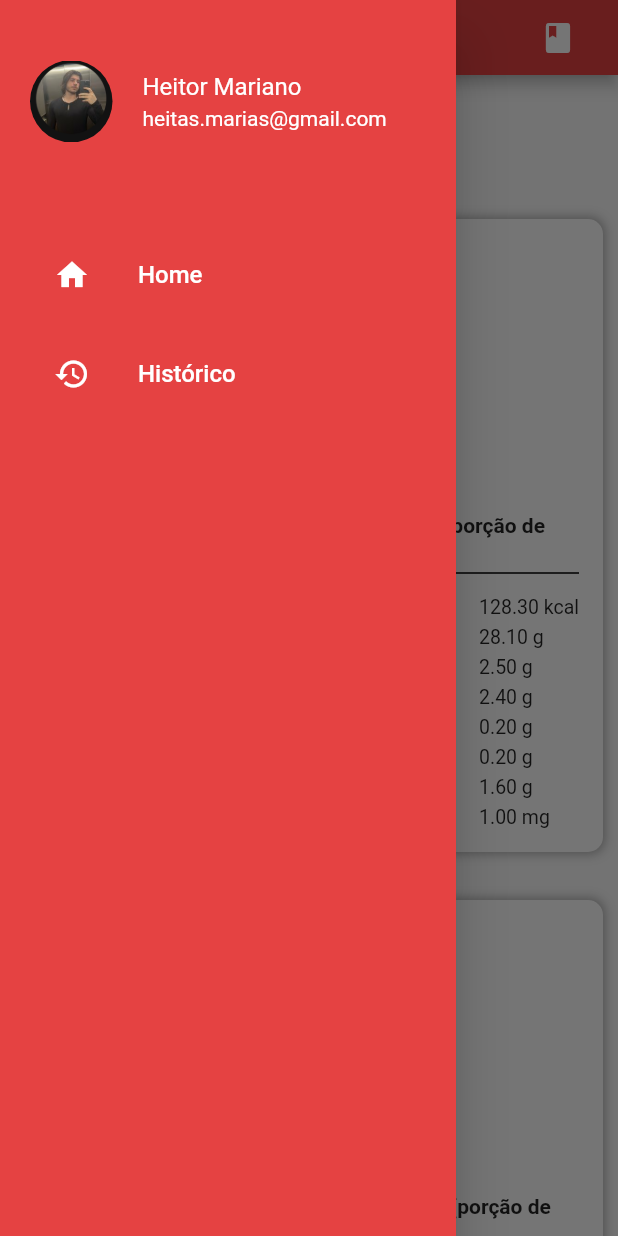
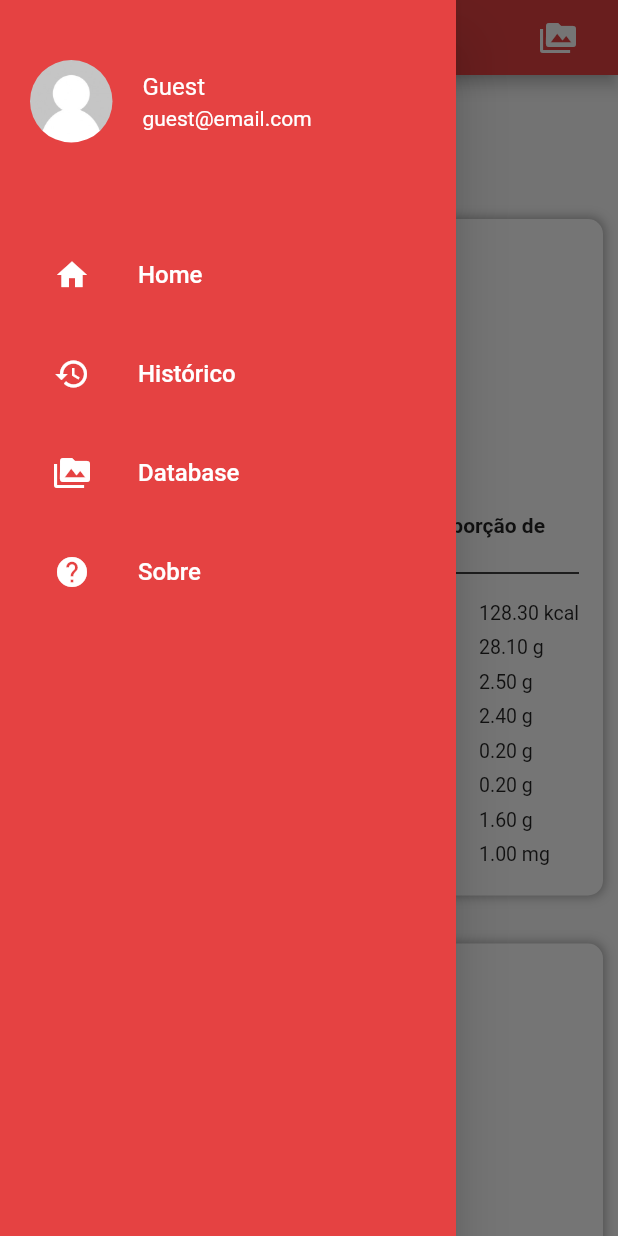
Before and after one commit to enzosakamoto/nutri-app, a Flutter app: the Datapage screen opened directly, with the side drawer open, on a phone screen of 412 x 824 dp. Run offline on Flutter 3.47's test engine with Material 2 defaults, Android fonts, the phone set to English and light mode, and no system bars.

Commit message:
melhorias em geral

```diff
--- a/lib/app.dart
+++ b/lib/app.dart
@@ -1,4 +1,5 @@
 import 'package:flutter/material.dart';
+import 'package:nutri_app/helppage/helppage.dart';
 import 'package:nutri_app/homepage/pages/homepage.dart';
 
 class MyApp extends StatelessWidget {
@@ -9,7 +10,7 @@ class MyApp extends StatelessWidget {
     return const MaterialApp(
       debugShowCheckedModeBanner: false,
       title: 'Nutri App',
-      home: Homepage(),
+      home: Helppage(),
     );
   }
 }
--- a/lib/database/singleton/usuario_singleton.dart
+++ b/lib/database/singleton/usuario_singleton.dart
@@ -3,9 +3,9 @@
 import 'package:nutri_app/database/modules/alimento/alimento.dart';
 
 class UsuarioSingleton {
-  final nome = 'Heitor Mariano';
-  final email = 'heitas.marias@gmail.com';
-  final avatar = 'assets/images/heitor.png';
+  final nome = 'Guest';
+  final email = 'guest@email.com';
+  final avatar = 'assets/images/guest.png';
   late List<Alimento> alimentos = [];
   late List<double> listaGramas = [];
 
--- a/lib/datapage/pages/datapage.dart
+++ b/lib/datapage/pages/datapage.dart
@@ -1,5 +1,6 @@
 import 'package:flutter/material.dart';
 import 'package:nutri_app/database/repository_mock/repository_mock.dart';
+import 'package:nutri_app/shared/themes/text_styles.dart';
 import 'package:nutri_app/shared/widgets/appbar_widget.dart';
 import 'package:nutri_app/shared/widgets/drawer_widget.dart';
 import 'package:nutri_app/shared/widgets/icon_back_widget.dart';
@@ -43,9 +44,7 @@ class Datapage extends StatelessWidget {
             child: Center(
               child: Text(
                 'Todos os dados foram obtidos por fontes externas (Tabela TACO, MyFitnessPal e entre outros).',
-                style: TextStyle(
-                  fontWeight: FontWeight.bold,
-                ),
+                style: AppTextStyles.bold,
                 textAlign: TextAlign.center,
               ),
             ),
--- a/lib/homepage/widgets/floating_button_widget.dart
+++ b/lib/homepage/widgets/floating_button_widget.dart
@@ -0,0 +1 @@
+// Botão para adicionar um novo alimento na database do app
--- a/lib/shared/themes/text_styles.dart
+++ b/lib/shared/themes/text_styles.dart
@@ -4,4 +4,8 @@ class AppTextStyles {
   static const titulosBold =
       TextStyle(fontSize: 14, fontWeight: FontWeight.bold);
   static const normal = TextStyle(fontSize: 13);
+  static const normal15 = TextStyle(fontSize: 15);
+  static const texto18bold =
+      TextStyle(fontSize: 18, fontWeight: FontWeight.bold);
+  static const bold = TextStyle(fontWeight: FontWeight.bold);
 }
--- a/lib/shared/widgets/categorias_widget.dart
+++ b/lib/shared/widgets/categorias_widget.dart
@@ -6,70 +6,30 @@ class CategoriasTabelaWidget extends StatelessWidget {
 
   @override
   Widget build(BuildContext context) {
+    List<String> categorias = [
+      'Valor Energético',
+      'Carboidratos',
+      'Proteínas',
+      'Gorduras Totais',
+      'Gorduras Saturadas',
+      'Gorduras Trans',
+      'Fibras',
+      'Sódio',
+    ];
     return Flexible(
       child: Column(
         crossAxisAlignment: CrossAxisAlignment.start,
-        children: const [
-          Text(
-            'Valor Energético',
-            style: AppTextStyles.normal,
-            overflow: TextOverflow.ellipsis,
-          ),
-          SizedBox(
-            height: 5,
-          ),
-          Text(
-            'Carboidratos',
-            style: AppTextStyles.normal,
-            overflow: TextOverflow.ellipsis,
-          ),
-          SizedBox(
-            height: 5,
-          ),
-          Text(
-            'Proteínas',
-            style: AppTextStyles.normal,
-            overflow: TextOverflow.ellipsis,
-          ),
-          SizedBox(
-            height: 5,
-          ),
-          Text(
-            'Gorduras Totais',
-            style: AppTextStyles.normal,
-            overflow: TextOverflow.ellipsis,
-          ),
-          SizedBox(
-            height: 5,
-          ),
-          Text(
-            'Gorduras Saturadas',
-            style: AppTextStyles.normal,
-            overflow: TextOverflow.ellipsis,
-          ),
-          SizedBox(
-            height: 5,
-          ),
-          Text(
-            'Gorduras Trans',
-            style: AppTextStyles.normal,
-            overflow: TextOverflow.ellipsis,
-          ),
-          SizedBox(
-            height: 5,
-          ),
-          Text(
-            'Fibras',
-            style: AppTextStyles.normal,
-            overflow: TextOverflow.ellipsis,
-          ),
-          SizedBox(
-            height: 5,
-          ),
-          Text(
-            'Sódio',
-            style: AppTextStyles.normal,
-            overflow: TextOverflow.ellipsis,
+        children: [
+          ListView.builder(
+            shrinkWrap: true,
+            itemBuilder: (context, index) => Padding(
+                padding: const EdgeInsets.symmetric(vertical: 4),
+                child: Text(
+                  categorias[index],
+                  style: AppTextStyles.normal,
+                  overflow: TextOverflow.ellipsis,
+                )),
+            itemCount: categorias.length,
           ),
         ],
       ),
--- a/lib/shared/widgets/drawer_widget.dart
+++ b/lib/shared/widgets/drawer_widget.dart
@@ -11,6 +11,18 @@ class DrawerWidget extends StatelessWidget {
   @override
   Widget build(BuildContext context) {
     UsuarioSingleton usuario = UsuarioSingleton();
+    List<String> categoriasDrawer = [
+      'Home',
+      'Histórico',
+      'Database',
+      'Sobre',
+    ];
+    List<IconData> icones = [
+      Icons.home,
+      Icons.history,
+      Icons.perm_media,
+      Icons.help,
+    ];
     return Drawer(
       child: Material(
         color: AppColors.salmao,
@@ -28,30 +40,23 @@ class DrawerWidget extends StatelessWidget {
             const SizedBox(
               height: 20,
             ),
-            Container(
+            ListView.builder(
+              shrinkWrap: true,
+              itemBuilder: (context, index) => Container(
                 padding: const EdgeInsets.symmetric(horizontal: 20),
                 child: Column(
                   children: [
                     menuItemWidget(
-                      texto: 'Home',
-                      icone: Icons.home,
-                      onClicked: () => selectedItem(context, 0)),
+                        texto: categoriasDrawer[index],
+                        icone: icones[index],
+                        onClicked: () => selectedItem(context, index)),
+                    const SizedBox(
+                      height: 10,
+                    ),
                   ],
                 ),
               ),
-            const SizedBox(
-              height: 10,
-            ),
-            Container(
-              padding: const EdgeInsets.symmetric(horizontal: 20),
-              child: Column(
-                children: [
-                  menuItemWidget(
-                      texto: 'Histórico',
-                      icone: Icons.history,
-                      onClicked: () => selectedItem(context, 1)),
-                ],
-              ),
+              itemCount: categoriasDrawer.length,
             ),
           ],
         ),
--- a/lib/shared/widgets/icon_data_widget.dart
+++ b/lib/shared/widgets/icon_data_widget.dart
@@ -12,6 +12,6 @@ class DataIconWidget extends StatelessWidget {
             return const Datapage();
           }));
         },
-        icon: const Icon(Icons.book));
+        icon: const Icon(Icons.perm_media));
   }
 }
--- a/lib/shared/widgets/tabela_nutricional_widget.dart
+++ b/lib/shared/widgets/tabela_nutricional_widget.dart
@@ -53,7 +53,7 @@ class TabelaNutricionalWidget extends StatelessWidget {
                         'Tabela Nutricional do ${alimento.nome} (porção de ${gramas}g)',
                         style: AppTextStyles.titulosBold,
                         overflow: TextOverflow.fade,
-                        maxLines: 2,
+                        maxLines: 3,
                       ),
                     ),
                   ],
--- a/lib/shared/widgets/valores_tabela_widget.dart
+++ b/lib/shared/widgets/valores_tabela_widget.dart
@@ -15,63 +15,63 @@ class ValoresTabelaWidget extends StatelessWidget {
         Text(
           '${alimento.kcal.toStringAsFixed(2)} kcal',
           style: AppTextStyles.normal,
-          overflow: TextOverflow.ellipsis,
+          overflow: TextOverflow.fade,
         ),
         const SizedBox(
-          height: 5,
+          height: 8,
         ),
         Text(
           '${alimento.carboidratos.toStringAsFixed(2)} g',
           style: AppTextStyles.normal,
-          overflow: TextOverflow.ellipsis,
+          overflow: TextOverflow.fade,
         ),
         const SizedBox(
-          height: 5,
+          height: 8,
         ),
         Text(
           '${alimento.proteinas.toStringAsFixed(2)} g',
           style: AppTextStyles.normal,
-          overflow: TextOverflow.ellipsis,
+          overflow: TextOverflow.fade,
         ),
         const SizedBox(
-          height: 5,
+          height: 8,
         ),
         Text(
           '${alimento.gtotais.toStringAsFixed(2)} g',
           style: AppTextStyles.normal,
-          overflow: TextOverflow.ellipsis,
+          overflow: TextOverflow.fade,
         ),
         const SizedBox(
-          height: 5,
+          height: 8,
         ),
         Text(
           '${alimento.gsaturadas.toStringAsFixed(2)} g',
           style: AppTextStyles.normal,
-          overflow: TextOverflow.ellipsis,
+          overflow: TextOverflow.fade,
         ),
         const SizedBox(
-          height: 5,
+          height: 8,
         ),
         Text(
           '${alimento.gtrans.toStringAsFixed(2)} g',
           style: AppTextStyles.normal,
-          overflow: TextOverflow.ellipsis,
+          overflow: TextOverflow.fade,
         ),
         const SizedBox(
-          height: 5,
+          height: 8,
         ),
         Text(
           '${alimento.fibra.toStringAsFixed(2)} g',
           style: AppTextStyles.normal,
-          overflow: TextOverflow.ellipsis,
+          overflow: TextOverflow.fade,
         ),
         const SizedBox(
-          height: 5,
+          height: 8,
         ),
         Text(
           '${alimento.sodio.toStringAsFixed(2)} mg',
           style: AppTextStyles.normal,
-          overflow: TextOverflow.ellipsis,
+          overflow: TextOverflow.fade,
         ),
       ],
     );
```
Also changed, not shown: lib/helppage/helppage.dart (added, +76 -0 lines), lib/historypage/page/historypage.dart (+21 -0 lines), lib/shared/widgets/menu_item_widget.dart (+10 -0 lines), assets/images/guest.png (added), assets/images/lontra.gif (added), 1 other file. Lines whose indentation alone changed are shown as unchanged.
